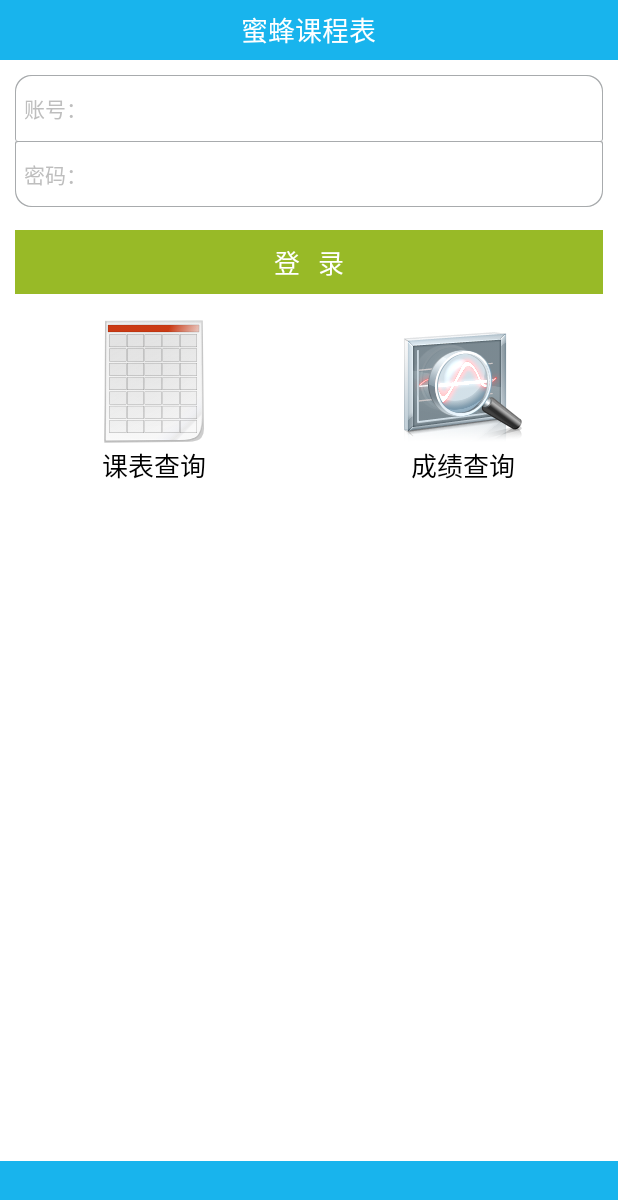
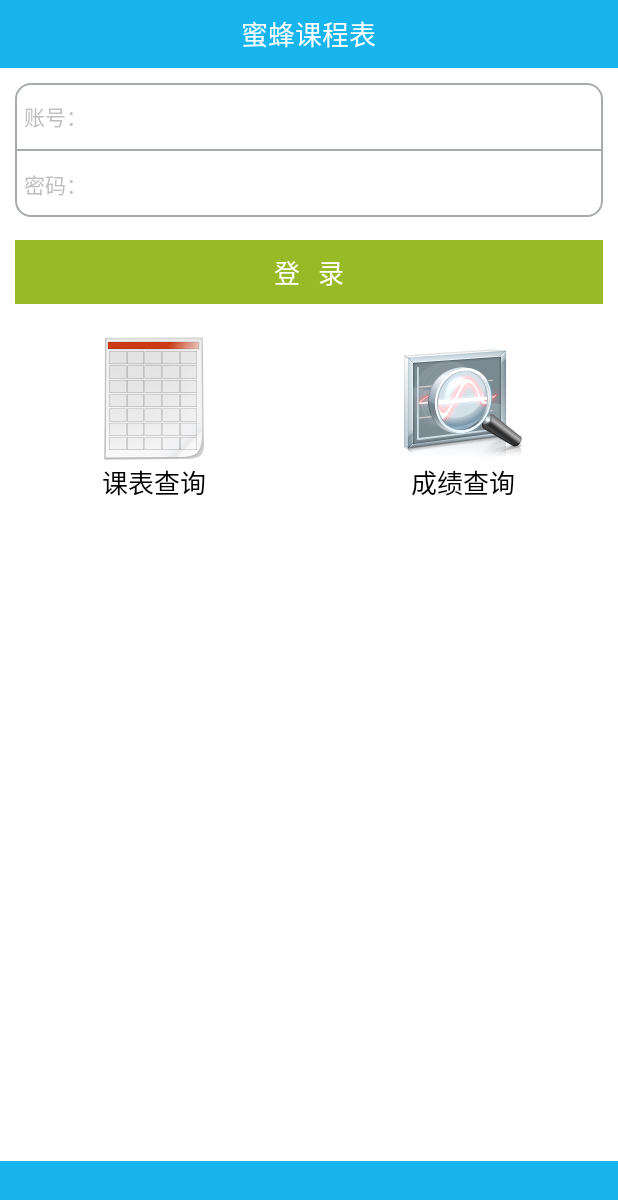
Before and after one commit to pigLoveRabbit520/SalamanderSchedule, an Android app: the ImportActivity screen opened directly, with no data from a screen before it, on a phone screen of 412 x 824 dp. Shown: the top 1200 px of the screen. Run offline under Robolectric (Android 15) with nearby library versions, the light colour scheme and no system bars; our stand-ins replace ButterKnife, CircleImageView; libraries missing offline, so code that uses them is left out: com.loopj.android, cz.msebera.android.

Commit message:
完善抓取代码

```diff
--- a/app/src/main/java/com/attraction/schedule/activity/MainActivity.java
+++ b/app/src/main/java/com/attraction/schedule/activity/MainActivity.java
@@ -42,7 +42,6 @@ public class MainActivity extends FragmentActivity {
 
 	@Override
 	protected void onCreate(Bundle savedInstanceState) {
-		// TODO 自动生成的方法存根
 		super.onCreate(savedInstanceState);
 		setContentView(R.layout.activity_main);
 		ButterKnife.bind(this);
--- a/app/src/main/java/com/attraction/schedule/view/RelativeLayoutWithBottomLine.java
+++ b/app/src/main/java/com/attraction/schedule/view/RelativeLayoutWithBottomLine.java
@@ -25,7 +25,7 @@ public class RelativeLayoutWithBottomLine extends RelativeLayout {
 	protected void onDraw(Canvas canvas) {
 		// TODO 自动生成的方法存根
 		Paint paint = new Paint();
-		int color = getResources().getColor(R.color.titlebar_bottom_linn_color);
+		int color = getResources().getColor(R.color.title_bar_bottom_linn_color);
 		paint.setColor(color);
 		int width = this.getWidth();
 		int height = this.getHeight();
--- /dev/null
+++ b/app/src/main/res/drawable/import_input_bg.xml
@@ -0,0 +1,7 @@
+<?xml version="1.0" encoding="utf-8"?>
+<shape xmlns:android="http://schemas.android.com/apk/res/android">
+    <corners android:topLeftRadius="10dp" android:topRightRadius="10dp"
+        android:bottomRightRadius="10dp" android:bottomLeftRadius="10dp" />
+
+    <stroke android:width="1dp" android:color="@color/import_input_divider" />
+</shape>
--- a/app/src/main/res/drawable/shape_bottom_corner_no_top_line.xml
+++ /dev/null
@@ -1,20 +0,0 @@
-<?xml version="1.0" encoding="UTF-8"?>
-<!-- 底部圆角 白色背景 灰色边框 长方体 -->
-<layer-list xmlns:android="http://schemas.android.com/apk/res/android">
-    <item>
-        <shape>
-            <solid android:color="#FFFFFF" />
-            <corners android:topLeftRadius="0.1dp" android:topRightRadius="0.1dp"
-                android:bottomRightRadius="10dp" android:bottomLeftRadius="10dp" />
-            <stroke android:width="1dp" android:color="#ffa8abad" />
-        </shape>
-    </item>
-    <item android:top="1dp" android:bottom="1dp" android:left="1dp" android:right="1dp">
-        <shape>
-            <solid android:color="#FFFFFF" />
-            <corners android:topLeftRadius="0.1dp" android:topRightRadius="0.1dp"
-                android:bottomRightRadius="10dp" android:bottomLeftRadius="10dp" />
-            <stroke android:width="1dp" android:color="#ffffffff" />
-        </shape>
-    </item>
-</layer-list>
--- a/app/src/main/res/drawable/shape_top_corner_no_bottom_line.xml
+++ /dev/null
@@ -1,20 +0,0 @@
-<?xml version="1.0" encoding="UTF-8"?>
-<!-- 顶部带圆角 白色背景 灰色边框 无下边框 长方体 -->
-<layer-list xmlns:android="http://schemas.android.com/apk/res/android">
-    <item>
-        <shape>
-            <solid android:color="#FFFFFF" />
-            <corners android:topLeftRadius="10dp" android:topRightRadius="10dp"
-                android:bottomRightRadius="0.1dp" android:bottomLeftRadius="0.1dp" />
-            <stroke android:width="1dp" android:color="#ffa8abad" />
-        </shape>
-    </item>
-    <item android:top="1dp" android:left="1dp" android:right="1dp">
-        <shape>
-            <solid android:color="#FFFFFF" />
-            <corners android:topLeftRadius="10dp" android:topRightRadius="10dp"
-                android:bottomRightRadius="0.1dp" android:bottomLeftRadius="0.1dp" />
-            <stroke android:width="1dp" android:color="#ffffffff" />
-        </shape>
-    </item>
-</layer-list>
--- a/app/src/main/res/layout/activity_import.xml
+++ b/app/src/main/res/layout/activity_import.xml
@@ -7,7 +7,7 @@
 
     <RelativeLayout
         android:layout_width="match_parent"
-        android:layout_height="@dimen/titlebar_height"
+        android:layout_height="@dimen/title_bar_height"
         android:background="@color/light_blue" >
 
         <TextView
@@ -20,19 +20,25 @@
             android:textSize="18sp" />
     </RelativeLayout>
 
+   <LinearLayout
+       android:id="@+id/ll_import_container"
+       android:layout_width="match_parent"
+       android:layout_height="wrap_content"
+       android:padding="10dp"
+       android:orientation="vertical">
+
        <TableLayout
            android:layout_width="match_parent"
            android:layout_height="wrap_content"
            android:focusable="true"
            android:focusableInTouchMode="true"
-        android:padding="10dip" >
+           android:background="@drawable/import_input_bg">
 
            <!-- 表格布局：第一行 -->
 
            <TableRow
                android:layout_width="match_parent"
-            android:layout_height="wrap_content"
-            android:background="@drawable/shape_top_corner_no_bottom_line" >
+               android:layout_height="wrap_content">
 
                <TextView
                    style="@style/AccountPasswordTextStyle"
@@ -51,12 +57,16 @@
                    android:textSize="17sp" >
                </EditText>
            </TableRow>
+
+           <View
+               android:layout_width="match_parent"
+               android:layout_height="1dp"
+               android:background="@color/import_input_divider" />
            <!-- 表格布局：第二行 -->
 
            <TableRow
                android:layout_width="match_parent"
-            android:layout_height="wrap_content"
-            android:background="@drawable/shape_bottom_corner_no_top_line" >
+               android:layout_height="wrap_content">
 
                <TextView
                    style="@style/AccountPasswordTextStyle"
@@ -81,16 +91,26 @@
            android:id="@+id/btn_import_login"
            android:layout_width="match_parent"
            android:layout_height="wrap_content"
-        android:layout_marginBottom="5dp"
-        android:layout_marginLeft="10dp"
-        android:layout_marginRight="10dp"
-        android:layout_marginTop="5dp"
+           android:layout_marginTop="15dp"
            android:background="@drawable/btn_fetch_bg"
            android:padding="8dp"
            android:text="@string/login"
            android:textColor="@color/white"
            android:textSize="17sp" >
        </Button>
+
+   </LinearLayout>
+
+    <TextView
+        android:id="@+id/tv_import_loginSuccess"
+        android:layout_width="wrap_content"
+        android:layout_height="wrap_content"
+        android:layout_gravity="center_horizontal"
+        android:visibility="gone"
+        android:textSize="23sp"
+        android:layout_marginTop="10dp"
+        android:textColor="#242424"
+        android:text="登录成功"/>
 
     <LinearLayout
         android:layout_width="match_parent"
--- a/app/src/main/res/layout/activity_term_setting.xml
+++ b/app/src/main/res/layout/activity_term_setting.xml
@@ -8,7 +8,7 @@
     <LinearLayout
         android:layout_width="match_parent"
         android:layout_height="@dimen/title_bar_height"
-        android:background="@color/titlebar_bakc_color"
+        android:background="@color/title_bar_bakc_color"
         android:orientation="horizontal" >
     </LinearLayout>
 
--- a/app/src/main/res/layout/fragment_schedule.xml
+++ b/app/src/main/res/layout/fragment_schedule.xml
@@ -7,7 +7,7 @@
     <com.attraction.schedule.view.RelativeLayoutWithBottomLine
         android:layout_width="match_parent"
         android:layout_height="@dimen/title_bar_height"
-        android:background="@color/titlebar_bakc_color" >
+        android:background="@color/title_bar_bakc_color" >
 
         <TextView
             android:id="@+id/tv_main_settings"
--- a/app/src/main/res/values/colors.xml
+++ b/app/src/main/res/values/colors.xml
@@ -4,8 +4,8 @@
     <color name="black">#000</color>
     <color name="transparent">#00000000</color>
     <color name="deep_blue">#5996d3</color>
-    <color name="titlebar_bakc_color">#f7f7f7</color>
-    <color name="titlebar_bottom_linn_color">#cfcfcf</color>
+    <color name="title_bar_bakc_color">#f7f7f7</color>
+    <color name="title_bar_bottom_linn_color">#cfcfcf</color>
     <color name="not_this_week_back_color">#3fa5a5a5</color>
     <color name="add_lesson_back_color">#4Da0a0a0</color>
     <color name="btn_parse_normal">#98ba27</color>
@@ -13,6 +13,7 @@
     <color name="btn_parse_press">#a6cc2b</color>
     <color name="light_blue">#18b4ed</color>
     <color name="back_color">#f5f5f9</color>
+    <color name="import_input_divider">#ffa8abad</color>
 
     <!-- 课程块内置背景颜色 -->
     <color name="lesson_view_inner_bg_color1">#7fe63447</color>
--- a/app/src/main/res/values/dimens.xml
+++ b/app/src/main/res/values/dimens.xml
@@ -12,11 +12,10 @@
 	<dimen name="timetable_bottom_class_padding">2dp</dimen>
 	<dimen name="settings_right_padding">10dp</dimen>
 	<dimen name="titlebar_text_size">16sp</dimen>
-	<dimen name="titlebar_height">40dp</dimen>
+	<dimen name="title_bar_height">45dp</dimen>
 	<dimen name="lesson_view_text_size">13sp</dimen>
 	<dimen name="lesson_view_corner_size">3dp</dimen>
 	<dimen name="lesson_view_padding">1.5dp</dimen>
-	<dimen name="title_bar_height">40dp</dimen>
 	<dimen name="tab_bar_text_size">10sp</dimen>
 	<dimen name="tab_bar_item_top_bottom_padding">3dp</dimen>
 </resources>
```
Also changed, not shown: app/src/main/java/com/attraction/schedule/activity/GradeActivity.java (+3 -22 lines), app/src/main/java/com/attraction/schedule/activity/ImportActivity.java (+28 -17 lines), app/src/main/res/drawable/shape_no_corner_without_bottom.xml (deleted, +0 -27 lines), app/src/main/res/layout/activity_grade.xml (+9 -8 lines). Lines whose indentation alone changed are shown as unchanged.
